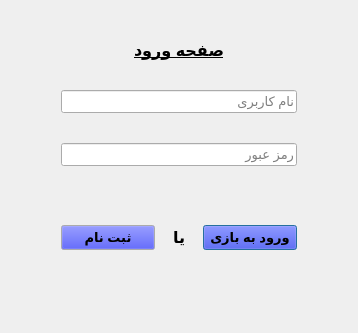
Before: the Qt Designer form SignIn.ui in Mahdi-Ghasemii/AP_Project, drawn with Qt 5.
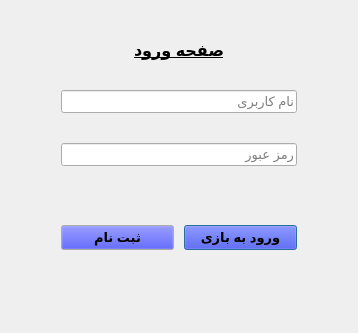
After: the same form once the commit is applied.

Commit message: set another shortcut for exit

The edit to the form file:
```diff
--- a/SignIn.ui
+++ b/SignIn.ui
@@ -207,9 +207,12 @@
        <bold>true</bold>
       </font>
      </property>
-     <layout class="QHBoxLayout" name="horizontalLayout" stretch="2,1,2">
+     <property name="cursor">
+      <cursorShape>ArrowCursor</cursorShape>
+     </property>
+     <layout class="QHBoxLayout" name="horizontalLayout" stretch="0,0">
       <property name="spacing">
-       <number>0</number>
+       <number>10</number>
       </property>
       <property name="leftMargin">
        <number>50</number>
@@ -240,24 +243,6 @@
         </property>
        </widget>
       </item>
-      <item>
-       <widget class="QLabel" name="or_label">
-        <property name="font">
-         <font>
-          <family>MS Shell Dlg 2</family>
-          <pointsize>12</pointsize>
-          <weight>75</weight>
-          <bold>true</bold>
-         </font>
-        </property>
-        <property name="text">
-         <string>یا</string>
-        </property>
-        <property name="alignment">
-         <set>Qt::AlignCenter</set>
-        </property>
-       </widget>
-      </item>
       <item>
        <widget class="QPushButton" name="sign_in_pbn">
         <property name="font">
```
The commit also changes 2 other files.
